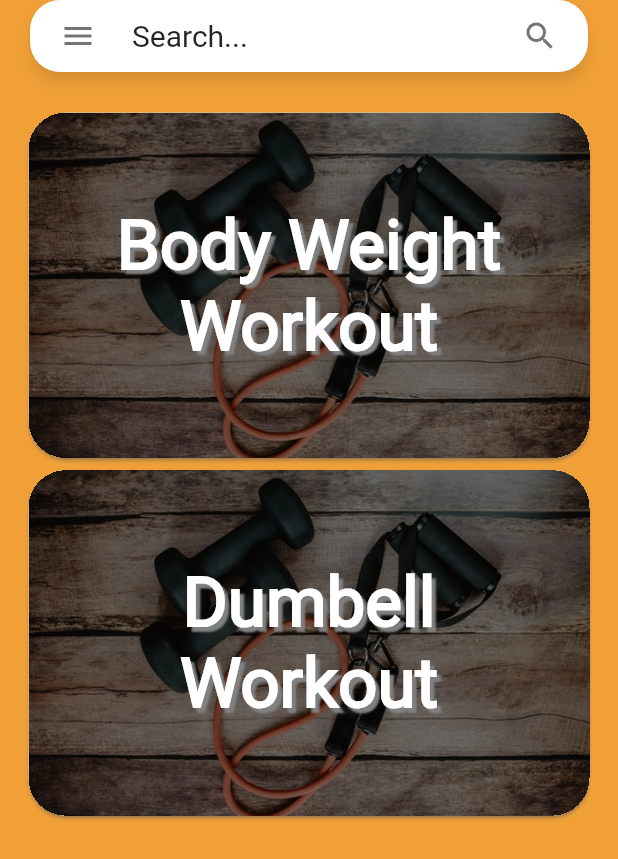
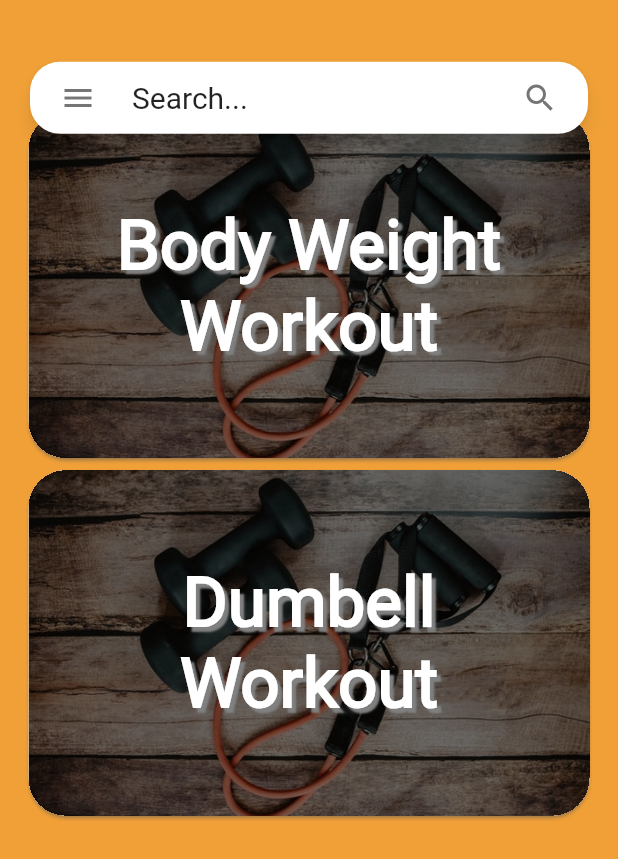
Before and after one commit to TeenFit/teenfit, a Flutter app: the screen it shows after launch, on a phone screen of 412 x 824 dp. Shown: the top 859 px of the screen. Run offline on Flutter 3.47's test engine with Material 2 defaults, Android fonts, the phone set to English and light mode, and no system bars; drawn by our look-alikes of material_floating_search_bar; our stand-ins replace carousel_slider, circular_countdown_timer, smooth_page_indicator.

Commit message:
fix size

```diff
--- a/lib/screens/home_screen.dart
+++ b/lib/screens/home_screen.dart
@@ -88,14 +88,13 @@ class _HomeScreenState extends State<HomeScreen> {
         borderRadius: BorderRadius.circular(20),
         margins: EdgeInsets.fromLTRB(
           20,
-          _mediaQuery.padding.top * 1.5,
+          _mediaQuery.size.height * 0.05,
           20,
           0,
         ),
         actions: [FloatingSearchBarAction.searchToClear()],
         transition: CircularFloatingSearchBarTransition(),
         physics: BouncingScrollPhysics(),
-
         title: Text(
           selectedTerm ?? 'Search...',
           style: Theme.of(context).textTheme.headline6,
```
